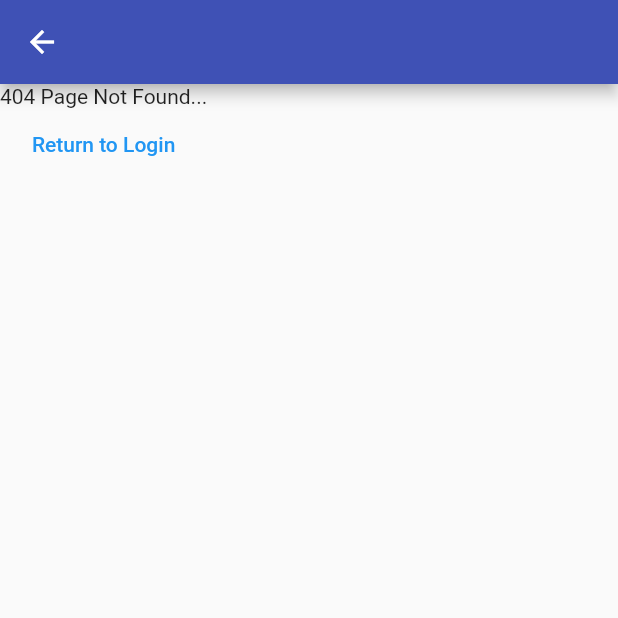
After one commit to derekdotdev/request-live-riverpod, a Flutter app: the UnknownRouteScreen screen opened by its route, on a phone screen of 412 x 824 dp, the top half of it. The commit adds this screen. Run offline on Flutter 3.47's test engine with Material 2 defaults, Android fonts, the phone set to English and light mode, and no system bars; our stand-ins replace cloud_firestore, firebase_auth, firebase_core, firebase_messaging, flutter_hooks, flutter_platform_widgets and 2 more; accounts and stored records are empty; network calls fail.

Commit message:
Add user profile page with navigation from app drawer. Add custom screen onUnknownRoute for 404s.

```diff
--- a/lib/routes.dart
+++ b/lib/routes.dart
@@ -1,29 +1,28 @@
 import 'package:flutter/material.dart';
-import 'package:request_live_riverpods/screens/auth/register_screen.dart';
-import 'package:request_live_riverpods/screens/auth/sign_in_screen.dart';
-import 'package:request_live_riverpods/screens/home/welcome_screen.dart';
-import 'package:request_live_riverpods/screens/entertainer/entertainer_screen.dart';
-import 'package:request_live_riverpods/screens/requests/request_detail_screen.dart';
-import 'package:request_live_riverpods/screens/requests/requests_screen.dart';
+import 'package:request_live_riverpods/screens/screens.dart';
 
 class Routes {
   Routes._(); //this is to prevent anyone from instantiating this object
 
+  static const String entertainer = '/entertainer';
+  static const String login = '/login';
+  static const String profile = '/profile';
+  static const String register = '/register';
+  static const String requestDetail = '/request-detail';
+  static const String requests = '/requests';
   static const String splash = '/splash';
-  static const String login = '/login';
-  static const String register = '/register';
-  static const String entertainer = '/entertainer';
+  static const String unknown = '/unknown';
   static const String welcome = '/welcome';
-  static const String requests = '/requests';
-  static const String requestDetail = '/request-detail';
 
   static final routes = <String, WidgetBuilder>{
+    entertainer: (BuildContext context) => const EntertainerScreen(),
+    login: (BuildContext context) => const SignInScreen(),
+    profile: (BuildContext context) => const ProfileScreen('', ''),
+    register: (BuildContext context) => const RegisterScreen(),
+    requestDetail: (BuildContext context) => RequestDetailScreen(),
+    requests: (BuildContext context) => const RequestsScreen(),
+    unknown: (BuildContext context) => const UnknownRouteScreen(),
     // splash: (BuildContext context) => const SplashScreen(),
-    login: (BuildContext context) => const SignInScreen(),
-    register: (BuildContext context) => const RegisterScreen(),
     welcome: (BuildContext context) => const WelcomeScreen(),
-    requests: (BuildContext context) => const RequestsScreen(),
-    requestDetail: (BuildContext context) => RequestDetailScreen(),
-    entertainer: (BuildContext context) => EntertainerScreen(),
   };
 }
--- /dev/null
+++ b/lib/screens/profile/profile_screen_args.dart
@@ -0,0 +1,5 @@
+class ProfileScreenArgs {
+  final String userId;
+  final String username;
+  ProfileScreenArgs(this.userId, this.username);
+}
--- /dev/null
+++ b/lib/screens/unknown/unknown_route_screen.dart
@@ -0,0 +1,34 @@
+import 'package:flutter/material.dart';
+import 'package:request_live_riverpods/routes.dart';
+
+class UnknownRouteScreen extends StatelessWidget {
+  const UnknownRouteScreen({Key? key}) : super(key: key);
+
+  @override
+  Widget build(BuildContext context) {
+    return Scaffold(
+      appBar: AppBar(
+        backgroundColor: Colors.indigo,
+      ),
+      body:
+          LayoutBuilder(builder: (context, BoxConstraints viewportConstraints) {
+        return SingleChildScrollView(
+          child: ConstrainedBox(
+            constraints: BoxConstraints(
+              minHeight: viewportConstraints.maxHeight,
+            ),
+            child: Column(children: [
+              const Text('404 Page Not Found...'),
+              TextButton(
+                child: const Text('Return to Login'),
+                onPressed: () {
+                  Navigator.of(context).pushReplacementNamed(Routes.login);
+                },
+              ),
+            ]),
+          ),
+        );
+      }),
+    );
+  }
+}
```
Also changed, not shown: lib/main.dart (+37 -2 lines), lib/repositories/entertainer_repository.dart (+1 -40 lines), lib/screens/entertainer/entertainer_screen.dart (+16 -58 lines), lib/screens/home/welcome_screen.dart (+7 -5 lines), lib/screens/profile/profile_screen.dart (added, +192 -0 lines), lib/screens/screens.dart (+8 -0 lines), lib/widgets/drawer.dart (+35 -12 lines), lib/widgets/follow_button.dart (added, +46 -0 lines), lib/widgets/scaffold_snackbar.dart (added, +22 -0 lines), lib/screens/search/search_screen.dart (added).
